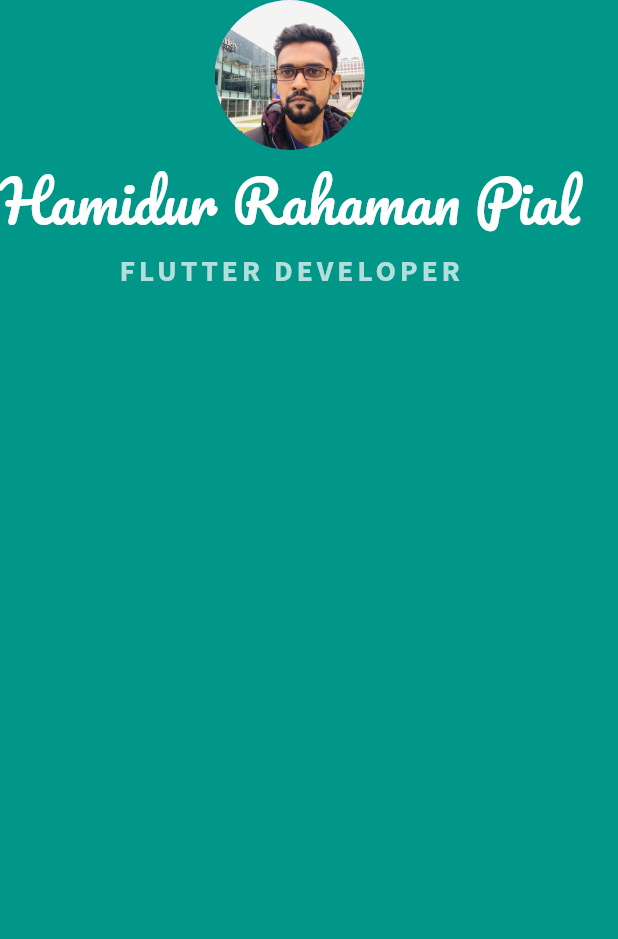
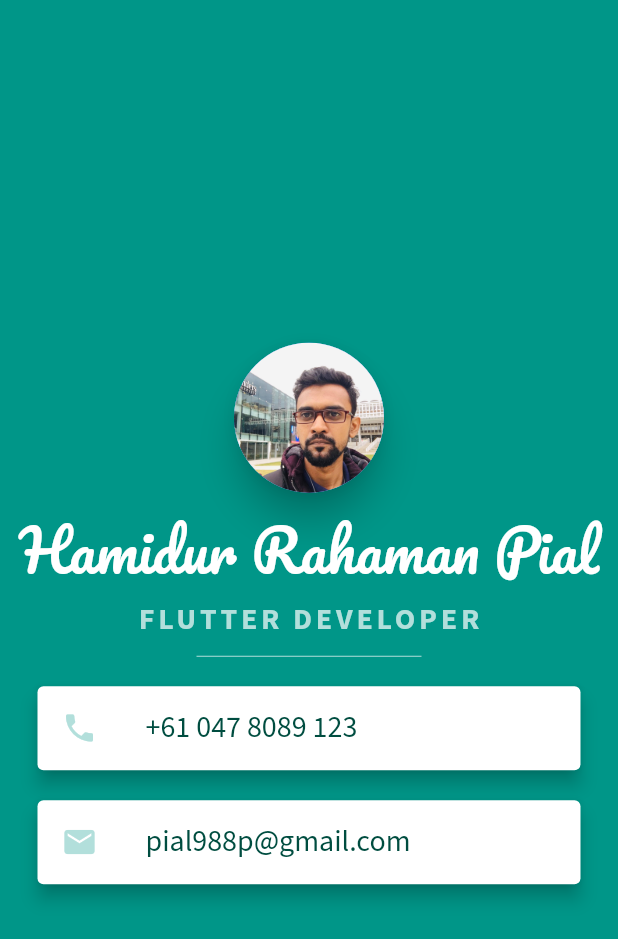
Before and after one commit to pial0007l/Mi-Card, a Flutter app: the screen it shows after launch, on a phone screen of 412 x 824 dp. Shown: the top 939 px of the screen. Run offline on Flutter 3.47's test engine with Material 2 defaults, Android fonts, the phone set to English and light mode, and no system bars.

Commit message:
Mi-Card Complete

```diff
--- a/MiCard/lib/main.dart
+++ b/MiCard/lib/main.dart
@@ -13,10 +13,17 @@ class MyApp extends StatelessWidget {
         backgroundColor: Colors.teal,
         body: SafeArea(
           child: Column(
+            mainAxisAlignment: MainAxisAlignment.center,
             children: [
-              CircleAvatar(
-                radius: 50.0,
-                backgroundImage: AssetImage('assets/images/pial.jpg'),
+              Card(
+                elevation: 10,
+                shape: RoundedRectangleBorder(
+                  borderRadius: BorderRadius.circular(50.0),
+                ),
+                child: CircleAvatar(
+                  radius: 50.0,
+                  backgroundImage: AssetImage('assets/images/pial.jpg'),
+                ),
               ),
               Text(
                 'Hamidur Rahaman Pial',
@@ -35,7 +42,57 @@ class MyApp extends StatelessWidget {
                   color: Colors.teal.shade100,
                   letterSpacing: 2.5,
                 ),
-              )
+              ),
+              SizedBox(
+                height: 20.0,
+                width: 150.0,
+                child: Divider(
+                  color: Colors.teal.shade100,
+                ),
+              ),
+              Card(
+                //shape: CircleBorder(),
+                elevation: 5,
+                margin: EdgeInsets.symmetric(
+                  vertical: 10.0,
+                  horizontal: 25.0,
+                ),
+                child: ListTile(
+                  leading: Icon(
+                    Icons.phone,
+                    color: Colors.teal.shade100,
+                  ),
+                  title: Text(
+                    '+61 047 8089 123',
+                    style: TextStyle(
+                      fontSize: 20.0,
+                      fontFamily: 'SourceSansPro',
+                      color: Colors.teal.shade900,
+                    ),
+                  ),
+                ),
+              ),
+              Card(
+                elevation: 5,
+                margin: EdgeInsets.symmetric(
+                  vertical: 10.0,
+                  horizontal: 25.0,
+                ),
+                child: ListTile(
+                  leading: Icon(
+                    Icons.mail,
+                    color: Colors.teal.shade100,
+                  ),
+                  title: Text(
+                    'pial988p@gmail.com',
+                    style: TextStyle(
+                      fontSize: 20.0,
+                      fontFamily: 'SourceSansPro',
+                      color: Colors.teal.shade900,
+                    ),
+                  ),
+                ),
+              ),
             ],
           ),
         ),
```
